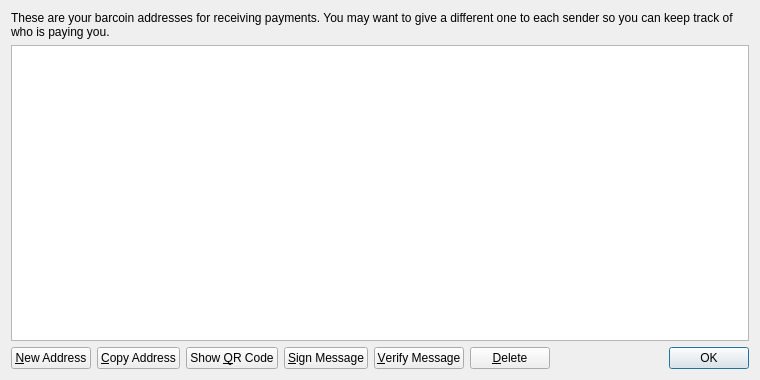
Above: src/qt/forms/addressbookpage.ui from wire306/charitycoin before the change. Below: the same form after it.
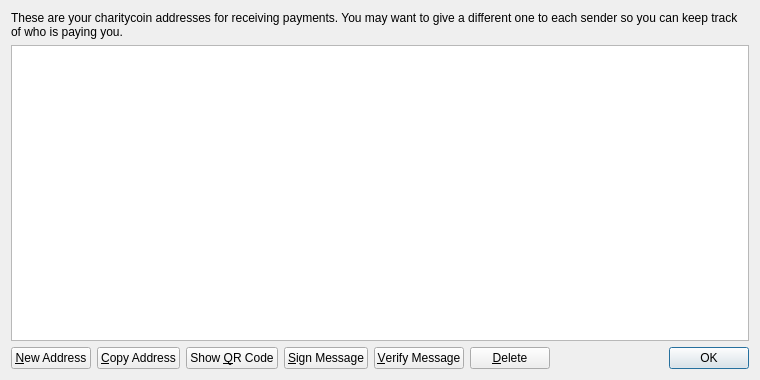
That is the form after the change. Icons and pictures are not drawn.

Patch:
```diff
--- a/src/qt/forms/addressbookpage.ui
+++ b/src/qt/forms/addressbookpage.ui
@@ -17,7 +17,7 @@
    <item>
     <widget class="QLabel" name="labelExplanation">
      <property name="text">
-      <string>These are your barcoin addresses for receiving payments. You may want to give a different one to each sender so you can keep track of who is paying you.</string>
+      <string>These are your charitycoin addresses for receiving payments. You may want to give a different one to each sender so you can keep track of who is paying you.</string>
      </property>
      <property name="textFormat">
       <enum>Qt::PlainText</enum>
```
